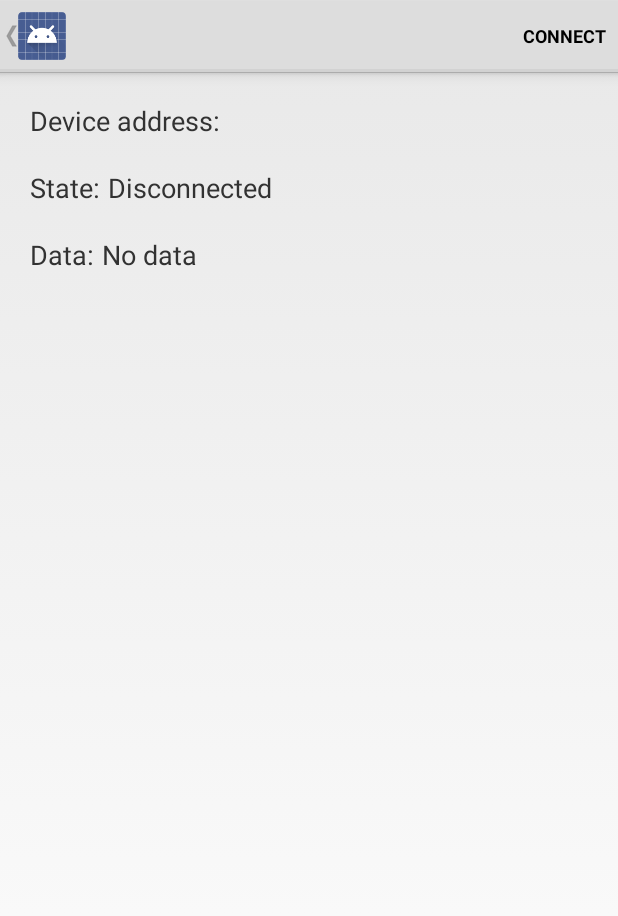
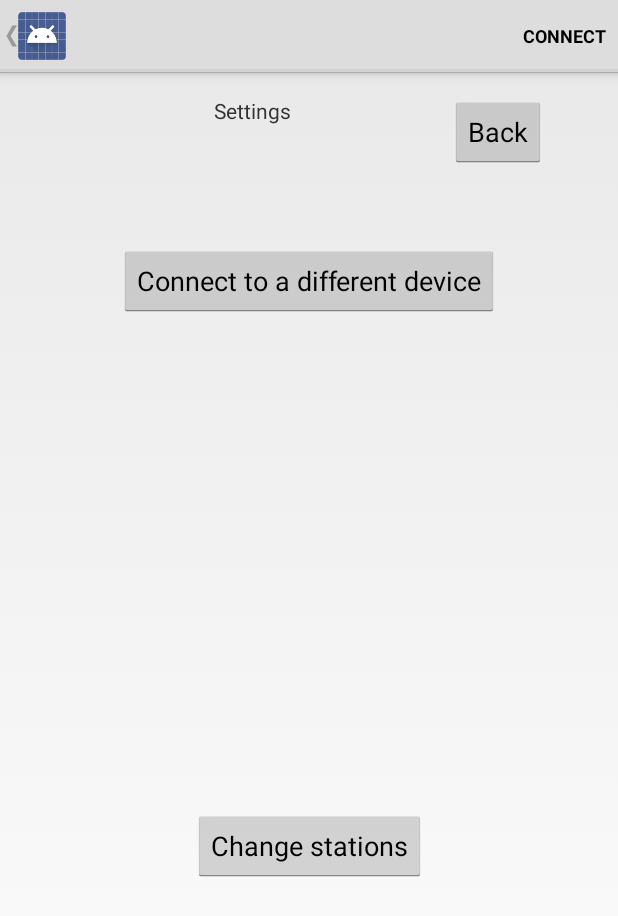
Before and after one commit to s2168774/CPS-project-group-5, an Android app: the DeviceControlActivity screen opened directly, with no data from a screen before it, after a tap on "CONNECT", on a phone screen of 412 x 824 dp. Shown: the top 916 px of the screen. Run offline under Robolectric (Android 15) with nearby library versions, the phone set to English and light mode, and no system bars; 4 statements that could not run were skipped; 2 other taps on this screen came first.

Commit message:
Added some new screens and methods for settings and some minor changes

```diff
--- a/CarApp/Application/src/main/java/com/example/android/bluetoothlegatt/DeviceControlActivity.java
+++ b/CarApp/Application/src/main/java/com/example/android/bluetoothlegatt/DeviceControlActivity.java
@@ -83,6 +83,8 @@ public class DeviceControlActivity extends Activity implements AdapterView.OnIte
             }
             // Automatically connects to the device upon successful start-up initialization.
             mBluetoothLeService.connect(mDeviceAddress);
+
+            goToMenu();
         }
 
         @Override
@@ -316,20 +318,20 @@ public class DeviceControlActivity extends Activity implements AdapterView.OnIte
 
     /**
      * The new code for the GoPiGo
+     * TODO: finish everything for our own interface and GoPiGo communication
      */
 
 
-    // New variables
+    // New list with variables
     private int destination;
     private ArrayList<Integer> stationArray = new ArrayList<>(Arrays.asList(0));
-
 
 
     /**
      *  General methods
      */
     // When a device is connected:
-    public void goToMenu(View view) {
+    public void goToMenu() {
         setContentView(R.layout.main_menu);
         // Set an default list with locations:
         for (int i = 0; i < 3; i++){
@@ -341,6 +343,25 @@ public class DeviceControlActivity extends Activity implements AdapterView.OnIte
     public void returnMenu(View view) {
         setContentView(R.layout.main_menu);
     }
+
+    /**
+     *  Methods for the settings page
+     */
+    public void goToSettings(View view) {
+        setContentView(R.layout.settings);
+    }
+
+    public void changeStations(View view) {
+        // TODO: add method to change the station layout
+    }
+
+    public void searchDevices(View view) {
+        // TODO: add method to change the connected device
+        //What connections/settings should be terminated/changed?
+        onResume();
+    }
+
+
 
     /**
      *  Methods for mode 1: line following
--- /dev/null
+++ b/CarApp/Application/src/main/res/layout/settings.xml
@@ -0,0 +1,57 @@
+<?xml version="1.0" encoding="utf-8"?>
+<android.support.constraint.ConstraintLayout xmlns:android="http://schemas.android.com/apk/res/android"
+    xmlns:app="http://schemas.android.com/apk/res-auto"
+    xmlns:tools="http://schemas.android.com/tools"
+    android:layout_width="match_parent"
+    android:layout_height="match_parent"
+    android:onClick="returnMenu">
+
+    <TextView
+        android:id="@+id/settingsTitle"
+        android:layout_width="127dp"
+        android:layout_height="0dp"
+        android:layout_marginTop="16dp"
+        android:text="Settings"
+        android:textAlignment="center"
+        app:layout_constraintEnd_toEndOf="parent"
+        app:layout_constraintStart_toStartOf="parent"
+        app:layout_constraintTop_toTopOf="parent" />
+
+    <Button
+        android:id="@+id/button"
+        android:layout_width="wrap_content"
+        android:layout_height="wrap_content"
+        android:layout_marginStart="16dp"
+        android:layout_marginTop="16dp"
+        android:layout_marginEnd="16dp"
+        android:text="Back"
+        app:layout_constraintEnd_toEndOf="parent"
+        app:layout_constraintHorizontal_bias="0.304"
+        app:layout_constraintStart_toEndOf="@+id/settingsTitle"
+        app:layout_constraintTop_toTopOf="parent" />
+
+    <Button
+        android:id="@+id/toScanMenu"
+        android:layout_width="wrap_content"
+        android:layout_height="wrap_content"
+        android:layout_marginTop="80dp"
+        android:onClick="searchDevices"
+        android:text="Connect to a different device"
+        app:layout_constraintEnd_toEndOf="parent"
+        app:layout_constraintHorizontal_bias="0.498"
+        app:layout_constraintStart_toStartOf="parent"
+        app:layout_constraintTop_toBottomOf="@+id/settingsTitle" />
+
+    <Button
+        android:id="@+id/changeStations"
+        android:layout_width="wrap_content"
+        android:layout_height="wrap_content"
+        android:layout_marginTop="108dp"
+        android:layout_marginBottom="16dp"
+        android:onClick="changeStations"
+        android:text="Change stations"
+        app:layout_constraintBottom_toBottomOf="parent"
+        app:layout_constraintEnd_toEndOf="parent"
+        app:layout_constraintStart_toStartOf="parent"
+        app:layout_constraintTop_toBottomOf="@+id/toScanMenu" />
+</android.support.constraint.ConstraintLayout>
```
Also changed, not shown: CarApp/Application/src/main/res/layout/main_menu.xml (+5 -4 lines), CarApp/Application/src/main/res/layout/mode_line.xml (+13 -13 lines).
